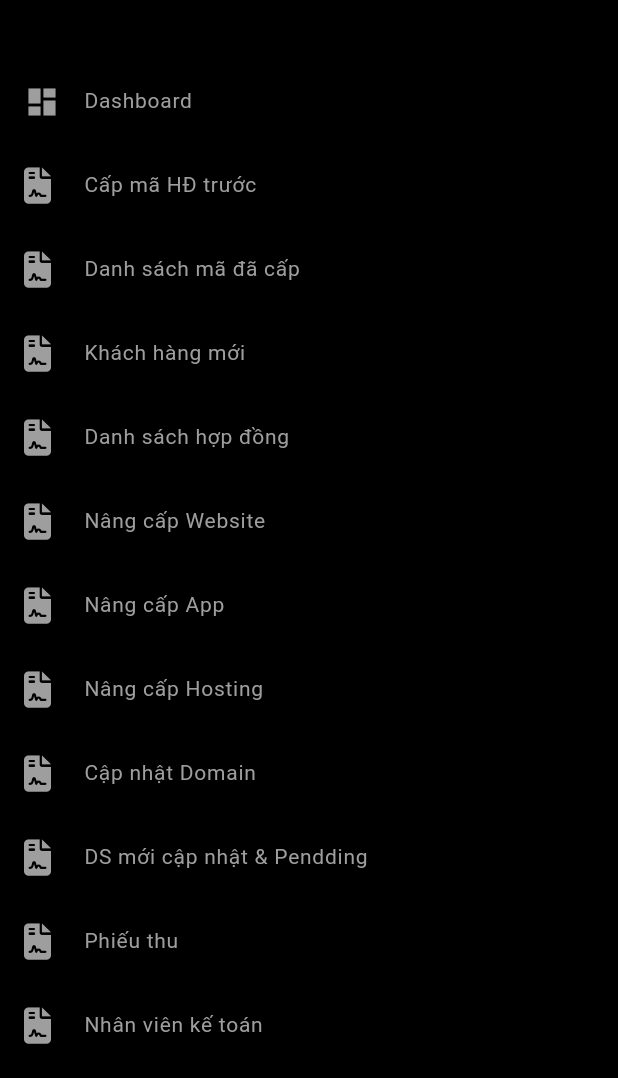
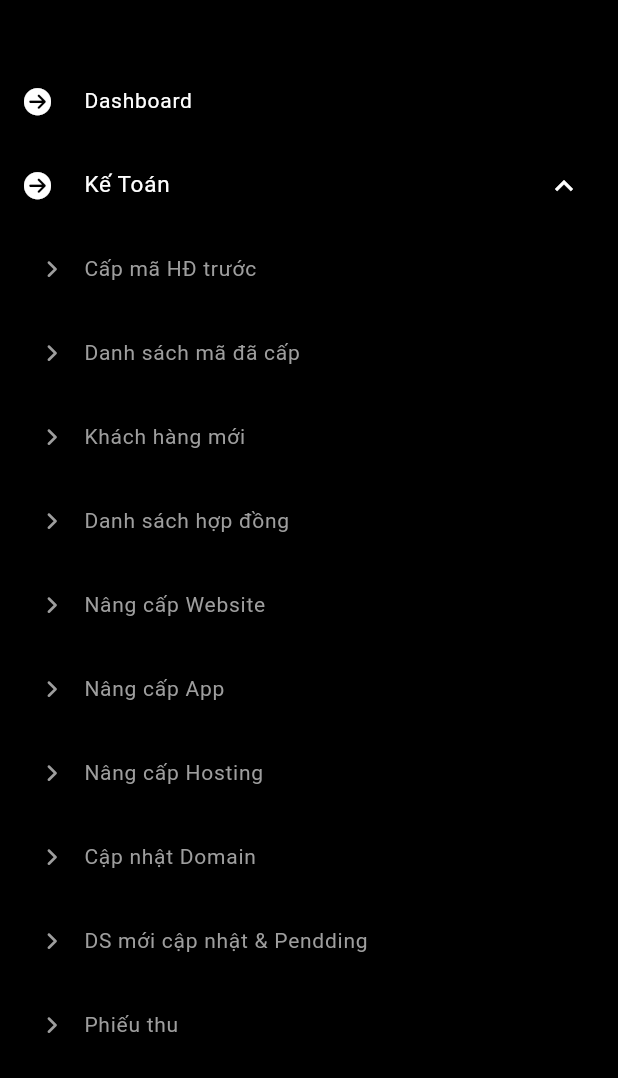
Before and after one commit to nguyentanngocit91/aaaa, a Flutter app: the MenuLayout screen opened directly, on a phone screen of 412 x 824 dp, the part 158-1236 px from its top. Run offline on Flutter 3.47's test engine with Material 2 defaults, Android fonts, the phone set to English and light mode, and no system bars; our stand-ins replace dio, flex_color_scheme, flutter_riverpod, flutter_svg, font_awesome_flutter, form_builder_validators and 5 more; accounts and stored records are empty.

Commit message:
update menu

```diff
--- a/lib/modules/main/main_layout.dart
+++ b/lib/modules/main/main_layout.dart
@@ -27,7 +27,7 @@ class _MainLayoutState extends State<MainLayout> {
               width: 280,
               height: MediaQuery.of(context).size.height,
               color: Theme.of(context).primaryColor,
-              child: const MenuLayout(),
+              child: MenuLayout(),
             ),
           ),
           Expanded(
--- a/lib/modules/main/menu_layout.dart
+++ b/lib/modules/main/menu_layout.dart
@@ -9,9 +9,20 @@ import 'ketoan/cap_ma_hd_layout.dart';
 class MenuLayout extends ConsumerWidget {
   const MenuLayout({super.key});
 
+  final Color _textGroupColor = Colors.white;
+  final Color _iconGroupColor = Colors.white;
+  final FaIcon _faIconGroup = const FaIcon(
+    FontAwesomeIcons.circleArrowRight,
+    size: 18,
+  );
+  static const double _fontSizeGroup = 16;
+
   final Color _textColor = Colors.grey;
   final Color _iconColor = Colors.grey;
-  final FaIcon _faIcon = const FaIcon(FontAwesomeIcons.fileContract);
+  final FaIcon _faIcon = const FaIcon(
+    FontAwesomeIcons.angleRight,
+    size: 14,
+  );
   static const double _fontSize = 14;
 
   @override
@@ -32,114 +43,133 @@ class MenuLayout extends ConsumerWidget {
                 ),
               ),
             ),
-            ListView(
-              physics: const NeverScrollableScrollPhysics(),
-              shrinkWrap: true,
-              children: [
-
-
             itemMenu(
-                  icon: const Icon(Icons.dashboard),
                 title: 'Dashboard',
                 onTap: () {
                   context.go('/${DashboardLayout.pathName}');
-                  },
-                ),
-                itemMenu(
+                }),
+            showMenuGroup(title: 'Kế Toán', children: [
+              itemMenuGroup(
                 title: 'Cấp mã HĐ trước',
                 onTap: () {
                   context.go('/${CapMaHDLayout.pathName}');
                 },
               ),
-                itemMenu(
+              itemMenuGroup(
                 title: 'Danh sách mã đã cấp',
-                  onTap: () {
-                  },
+                onTap: () {},
               ),
-                itemMenu(
+              itemMenuGroup(
                 title: 'Khách hàng mới',
-                  onTap: () {
-                  },
+                onTap: () {},
               ),
-                itemMenu(
+              itemMenuGroup(
                 title: 'Danh sách hợp đồng',
-                  onTap: () {
-                  },
+                onTap: () {},
               ),
-                itemMenu(
+              itemMenuGroup(
                 title: 'Nâng cấp Website',
-                  onTap: () {
-                  },
+                onTap: () {},
               ),
-                itemMenu(
+              itemMenuGroup(
                 title: 'Nâng cấp App',
-                  onTap: () {
-                  },
+                onTap: () {},
               ),
-                itemMenu(
+              itemMenuGroup(
                 title: 'Nâng cấp Hosting',
-                  onTap: () {
-                  },
+                onTap: () {},
               ),
-                itemMenu(
+              itemMenuGroup(
                 title: 'Cập nhật Domain',
-                  onTap: () {
-                  },
+                onTap: () {},
               ),
-                itemMenu(
+              itemMenuGroup(
                 title: 'DS mới cập nhật & Pendding',
-                  onTap: () {
-                  },
+                onTap: () {},
               ),
-                itemMenu(
+              itemMenuGroup(
                 title: 'Phiếu thu',
-                  onTap: () {
-                  },
+                onTap: () {},
               ),
-                itemMenu(
+              itemMenuGroup(
                 title: 'Nhân viên kế toán',
-                  onTap: () {
-                  },
+                onTap: () {},
               ),
-                itemMenu(
+              itemMenuGroup(
                 title: 'Sửa đổi thông tin',
-                  onTap: () {
-                  },
+                onTap: () {},
               ),
-                itemMenu(
+              itemMenuGroup(
                 title: 'Blacklist',
-                  onTap: () {
-                  },
+                onTap: () {},
               ),
-                itemMenu(
+              itemMenuGroup(
                 title: 'Tìm kiếm thông tin 2015-2019',
-                  onTap: () {
-                  },
+                onTap: () {},
               ),
-                itemMenu(
+              itemMenuGroup(
                 title: 'Import data NVKD',
-                  onTap: () {
-                  },
+                onTap: () {},
               ),
-                itemMenu(
+              itemMenuGroup(
                 title: 'Bàn giao',
-                  onTap: () {
-                  },
+                onTap: () {},
               ),
-                itemMenu(
+              itemMenuGroup(
                 title: 'Thống kê in bàn giao',
-                  onTap: () {
-                  },
+                onTap: () {},
               ),
-              ],
-            )
+            ]),
           ],
         ),
       ),
     );
   }
 
+  Widget showMenuGroup(
+      {required String title,
+      Widget? icon,
+      Color? textColor,
+      Color? iconColor,
+      bool initiallyExpanded = true,
+      required List<Widget> children}) {
+    return ExpansionTile(
+        initiallyExpanded: initiallyExpanded,
+        iconColor: iconColor ?? _iconGroupColor,
+        leading: icon ?? _faIconGroup,
+        collapsedIconColor: iconColor ?? _iconGroupColor,
+        title: Text(
+          title,
+          style: TextStyle(color: textColor ?? _textGroupColor, fontSize: 15),
+        ),
+        childrenPadding: const EdgeInsets.only(left: 14, bottom: 20),
+        shape: const Border.symmetric(
+            vertical: BorderSide.none, horizontal: BorderSide.none),
+        collapsedShape: const Border.symmetric(
+            vertical: BorderSide.none, horizontal: BorderSide.none),
+        children: children);
+  }
+
   Widget itemMenu(
+      {String? title,
+      Widget? icon,
+      Color? textColor,
+      Color? iconColor,
+      required Function() onTap}) {
+    return ListTile(
+      leading: icon ?? _faIconGroup,
+      title: Text(
+        title.toString(),
+        style: const TextStyle(fontSize: _fontSize),
+      ),
+      textColor: textColor ?? _textGroupColor,
+      iconColor: iconColor ?? _iconGroupColor,
+      contentPadding: const EdgeInsets.symmetric(vertical: 0, horizontal: 16),
+      onTap: onTap,
+    );
+  }
+
+  Widget itemMenuGroup(
       {String? title,
       Widget? icon,
       Color? textColor,
@@ -153,6 +183,8 @@ class MenuLayout extends ConsumerWidget {
       ),
       textColor: textColor ?? _textColor,
       iconColor: iconColor ?? _iconColor,
+      minLeadingWidth: 10,
+      contentPadding: const EdgeInsets.symmetric(vertical: 0, horizontal: 16),
       onTap: onTap,
     );
   }
```
Lines whose indentation alone changed are shown as unchanged.
